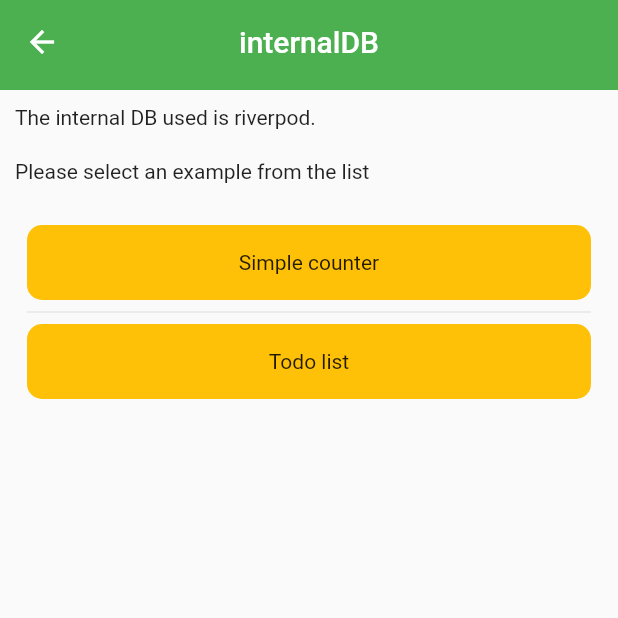
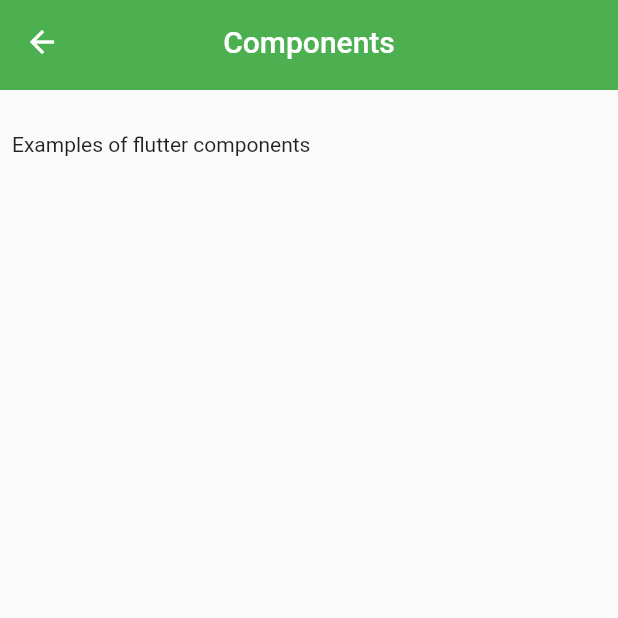
Before and after one commit to Luca-Virgilio/flutter_library, a Flutter app: the screen it shows after launch, item 2 of the bottom bar chosen, on a phone screen of 412 x 824 dp, the top half of it. Run offline on Flutter 3.47's test engine with Material 2 defaults, Android fonts, the phone set to English and light mode, and no system bars; our stand-ins replace flutter_riverpod, go_router.

Commit message:
Create components tab and page

```diff
--- /dev/null
+++ b/lib/pages/components/component_list_page.dart
@@ -0,0 +1,61 @@
+import 'package:flutter/cupertino.dart';
+import 'package:flutter/material.dart';
+import 'package:go_router/go_router.dart';
+
+import '../../model/example_item.dart';
+import '../../widgets/custom_app_bar.dart';
+
+class ComponentListScreen extends StatelessWidget {
+  const ComponentListScreen({Key? key}) : super(key: key);
+
+  @override
+  Widget build(BuildContext context) {
+    final List<ExampleItem> examples = [];
+
+    return Scaffold(
+      appBar: const CustomAppBar(title: 'Components'),
+      body: Padding(
+        padding: const EdgeInsets.all(8.0),
+        child: Column(
+          crossAxisAlignment: CrossAxisAlignment.start,
+          children: [
+            const SizedBox(
+              height: 20,
+            ),
+            const Text('Examples of flutter components'),
+            const SizedBox(
+              height: 20,
+            ),
+            ListView.separated(
+              shrinkWrap: true,
+              padding: const EdgeInsets.all(8),
+              itemCount: examples.length,
+              itemBuilder: (BuildContext context, int index) {
+                return GestureDetector(
+                  onTap: () {
+                    context.go(examples[index].route);
+                  },
+                  child: Container(
+                    height: 50,
+                    decoration: BoxDecoration(
+                      color: Colors.green.shade800,
+                      borderRadius: const BorderRadius.all(Radius.circular(10)),
+                    ),
+                    child: Center(
+                      child: Text(
+                        examples[index].name,
+                        style: const TextStyle(color: Colors.white),
+                      ),
+                    ),
+                  ),
+                );
+              },
+              separatorBuilder: (BuildContext context, int index) =>
+                  const Divider(),
+            ),
+          ],
+        ),
+      ),
+    );
+  }
+}
--- a/lib/pages/home_screen.dart
+++ b/lib/pages/home_screen.dart
@@ -11,6 +11,8 @@ class HomeScreen extends StatelessWidget {
 
   static List<MyNavbarItem> mainTopic = [
     MyNavbarItem(label: 'home', icon: Icons.home, route: '/'),
+    MyNavbarItem(
+        label: 'Components', icon: Icons.settings, route: '/components'),
     MyNavbarItem(
         label: 'internalDB',
         icon: Icons.table_chart,
@@ -61,7 +63,8 @@ class HomeScreen extends StatelessWidget {
                       height: 50,
                       decoration: BoxDecoration(
                         color: Colors.green.shade800,
-                        borderRadius: BorderRadius.all(Radius.circular(10)),
+                        borderRadius:
+                            const BorderRadius.all(Radius.circular(10)),
                       ),
                       child: Center(
                         child: Text(
--- a/lib/router.dart
+++ b/lib/router.dart
@@ -1,4 +1,5 @@
 import 'package:flutter/cupertino.dart';
+import 'package:flutter_widgets/pages/components/component_list_page.dart';
 import 'package:flutter_widgets/pages/home_screen.dart';
 import 'package:flutter_widgets/pages/state_management/counter_page.dart';
 import 'package:flutter_widgets/pages/state_management/state_management_screen.dart';
@@ -14,6 +15,21 @@ List<GoRoute> routes = <GoRoute>[
       builder: (BuildContext context, GoRouterState state) =>
           const HomeScreen(),
       routes: [
+        GoRoute(
+          path: 'style/body',
+          builder: (BuildContext context, GoRouterState state) =>
+              const BodyScreen(),
+        ),
+        GoRoute(
+          path: 'style/text',
+          builder: (BuildContext context, GoRouterState state) =>
+              const TextScreen(),
+        ),
+        GoRoute(
+          path: 'style/flex',
+          builder: (BuildContext context, GoRouterState state) =>
+              const FlexScreen(),
+        ),
         GoRoute(
             path: 'stateManagement',
             builder: (BuildContext context, GoRouterState state) =>
@@ -31,19 +47,8 @@ List<GoRoute> routes = <GoRoute>[
               ),
             ]),
         GoRoute(
-          path: 'style/body',
-          builder: (BuildContext context, GoRouterState state) =>
-              const BodyScreen(),
-        ),
-        GoRoute(
-          path: 'style/text',
-          builder: (BuildContext context, GoRouterState state) =>
-              const TextScreen(),
-        ),
-        GoRoute(
-          path: 'style/flex',
-          builder: (BuildContext context, GoRouterState state) =>
-              const FlexScreen(),
-        ),
+            path: 'components',
+            builder: (BuildContext context, GoRouterState state) =>
+                ComponentListScreen()),
       ]),
 ];
```
